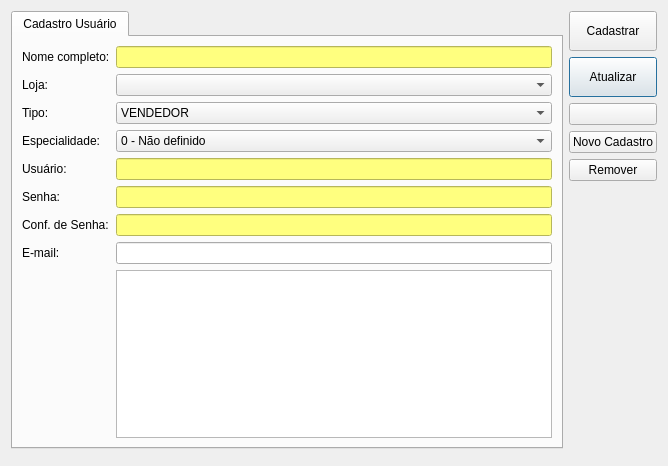
Qt form ui/cadastrousuario.ui (darktorres/ERP-STACCATO) before a commit.
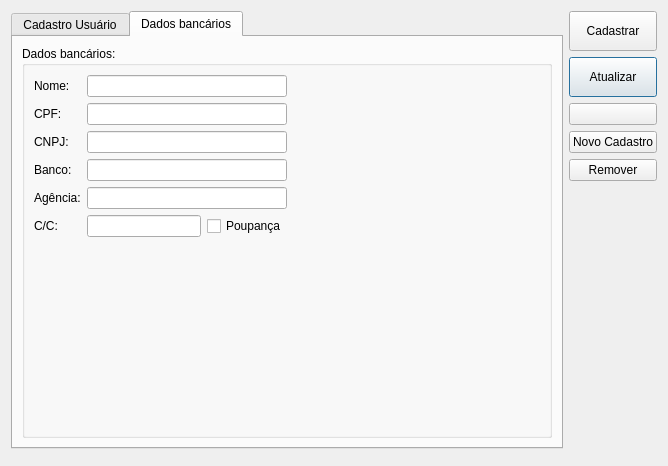
The same form after that commit. The open tabs and pages were chosen to show the change. Icons and pictures are not drawn. Custom widgets are drawn as their Qt base class.

Commit message: Adicionado dados bancários na tela de usuários

Diff of the .ui file:
```diff
--- a/ui/cadastrousuario.ui
+++ b/ui/cadastrousuario.ui
@@ -210,7 +210,7 @@
          </property>
          <item>
           <property name="text">
-           <string>VENDEDOR</string>
+           <string/>
           </property>
          </item>
          <item>
@@ -307,6 +307,119 @@
        </item>
       </layout>
      </widget>
+     <widget class="QWidget" name="tab_2">
+      <attribute name="title">
+       <string>Dados bancários</string>
+      </attribute>
+      <layout class="QGridLayout" name="gridLayout_3">
+       <item row="0" column="0">
+        <widget class="QGroupBox" name="groupBox_2">
+         <property name="title">
+          <string>Dados bancários:</string>
+         </property>
+         <layout class="QGridLayout" name="gridLayout_5">
+          <item row="0" column="0">
+           <layout class="QGridLayout" name="gridLayout_4">
+            <item row="2" column="0">
+             <widget class="QLabel" name="labelBanco_4">
+              <property name="text">
+               <string>CNPJ:</string>
+              </property>
+             </widget>
+            </item>
+            <item row="1" column="0">
+             <widget class="QLabel" name="labelBanco_3">
+              <property name="text">
+               <string>CPF:</string>
+              </property>
+             </widget>
+            </item>
+            <item row="3" column="0">
+             <widget class="QLabel" name="labelBanco">
+              <property name="text">
+               <string>Banco:</string>
+              </property>
+             </widget>
+            </item>
+            <item row="5" column="0">
+             <widget class="QLabel" name="labelAgencia">
+              <property name="text">
+               <string>Agência:</string>
+              </property>
+             </widget>
+            </item>
+            <item row="6" column="0">
+             <widget class="QLabel" name="labelCC">
+              <property name="text">
+               <string>C/C:</string>
+              </property>
+             </widget>
+            </item>
+            <item row="6" column="1">
+             <widget class="QLineEdit" name="lineEditCC"/>
+            </item>
+            <item row="0" column="0">
+             <widget class="QLabel" name="labelBanco_2">
+              <property name="text">
+               <string>Nome:</string>
+              </property>
+             </widget>
+            </item>
+            <item row="6" column="2">
+             <widget class="QCheckBox" name="checkBoxPoupanca">
+              <property name="text">
+               <string>Poupança</string>
+              </property>
+             </widget>
+            </item>
+            <item row="5" column="1" colspan="2">
+             <widget class="QLineEdit" name="lineEditAgencia"/>
+            </item>
+            <item row="3" column="1" colspan="2">
+             <widget class="QLineEdit" name="lineEditBanco"/>
+            </item>
+            <item row="2" column="1" colspan="2">
+             <widget class="QLineEdit" name="lineEditCNPJBancario"/>
+            </item>
+            <item row="1" column="1" colspan="2">
+             <widget class="QLineEdit" name="lineEditCPFBancario"/>
+            </item>
+            <item row="0" column="1" colspan="2">
+             <widget class="QLineEdit" name="lineEditNomeBancario"/>
+            </item>
+           </layout>
+          </item>
+          <item row="0" column="1">
+           <spacer name="horizontalSpacer">
+            <property name="orientation">
+             <enum>Qt::Horizontal</enum>
+            </property>
+            <property name="sizeHint" stdset="0">
+             <size>
+              <width>40</width>
+              <height>20</height>
+             </size>
+            </property>
+           </spacer>
+          </item>
+          <item row="1" column="0">
+           <spacer name="verticalSpacer_2">
+            <property name="orientation">
+             <enum>Qt::Vertical</enum>
+            </property>
+            <property name="sizeHint" stdset="0">
+             <size>
+              <width>20</width>
+              <height>40</height>
+             </size>
+            </property>
+           </spacer>
+          </item>
+         </layout>
+        </widget>
+       </item>
+      </layout>
+     </widget>
     </widget>
    </item>
   </layout>
```
Left out of the diff: 26 changed lines with no effect on the pictures. The commit also changes 1 other file.
